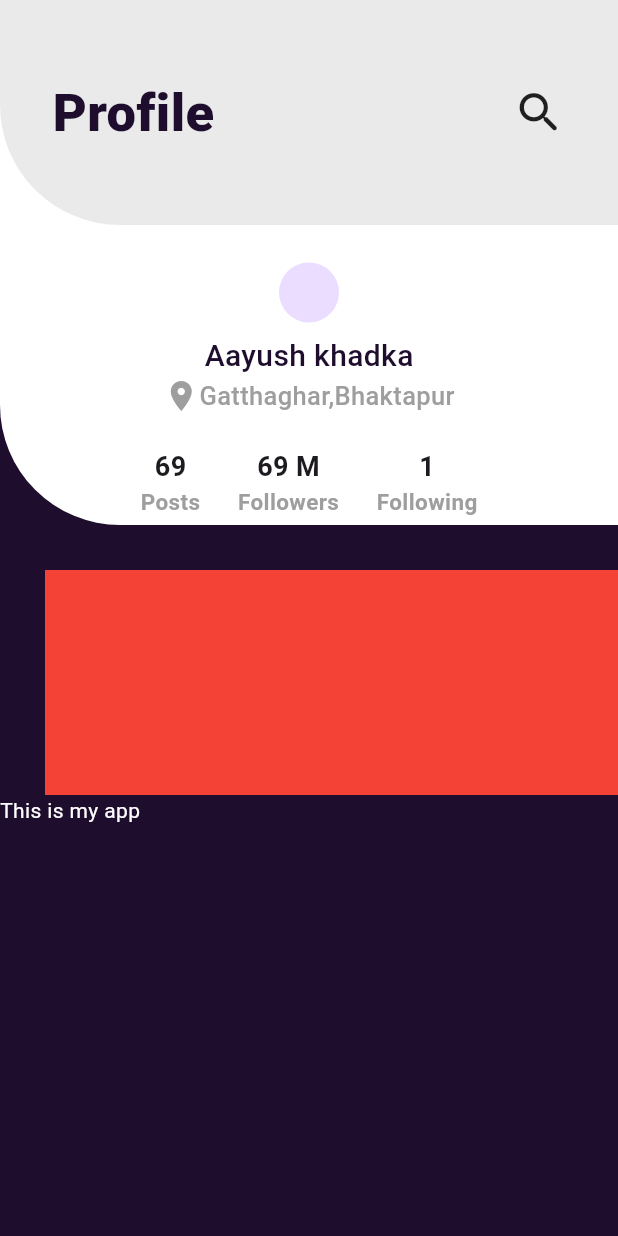
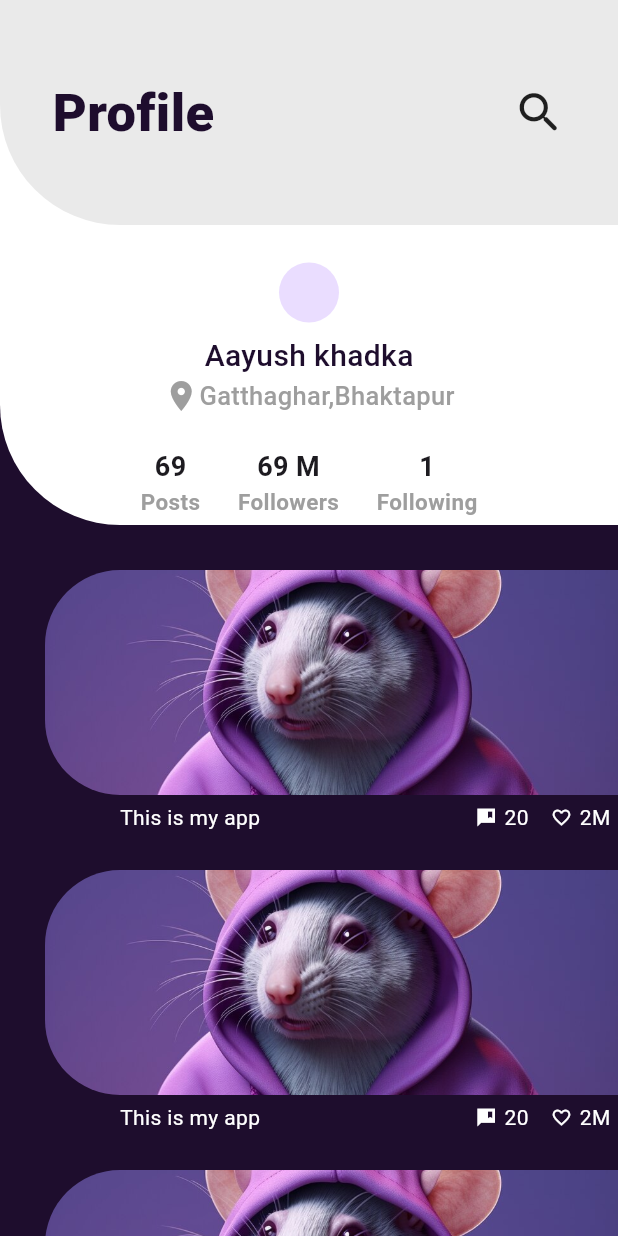
Before and after one commit to Aayush-khadka-1/social_media_UI, a Flutter app: the screen it shows after launch, on a phone screen of 412 x 824 dp. Run offline on Flutter 3.47's test engine with Material 3 defaults, Android fonts, the phone set to English and light mode, and no system bars.

Commit message:
made changes in UI

```diff
--- a/lib/posts.dart
+++ b/lib/posts.dart
@@ -1,34 +1,18 @@
 import 'package:flutter/material.dart';
+import 'package:ui_1/singlePost.dart';
 import 'myStyle.dart';
 
 class MyPosts extends StatelessWidget {
-
-
   @override
   Widget build(BuildContext context) {
     return Padding(
       padding: const EdgeInsets.only(top: 380),
       child: Column(
         children: [
-          Column(
-            children: [
-              Container(
-                margin: EdgeInsets.only(left: 30),
-                height: 150,
-                width: double.infinity,
-                color: Colors.red,
-              ),
-              Row(
-                children: [
-                  Text(
-                      'This is my app',
-                  style: titleText5),
-                ],
-              ),
-            ],
-          )
+          Singlepost(),
+          Singlepost(),
+          Singlepost(),
         ],
-
       ),
     );
   }
--- a/lib/profile.dart
+++ b/lib/profile.dart
@@ -56,7 +56,6 @@ class Profile extends StatelessWidget {
                 children: [
                   Text('1',style: titleText3),
                   Text('Following',style: titleText4),
-
                 ],
               ),
             ],
--- /dev/null
+++ b/lib/singlePost.dart
@@ -0,0 +1,70 @@
+import 'package:flutter/material.dart';
+import 'myStyle.dart';
+
+class Singlepost extends StatelessWidget {
+  @override
+  Widget build(BuildContext context) {
+    return Column(
+      children: [
+        Column(
+          children: [
+            Container(
+              decoration: BoxDecoration(
+                  borderRadius: BorderRadius.only(
+                      bottomLeft: Radius.circular(50),
+                      topLeft: Radius.circular(50))),
+              margin: EdgeInsets.only(left: 30),
+              height: 150,
+              width: double.infinity,
+              child: ClipRRect(
+                borderRadius: BorderRadius.only(
+                    bottomLeft: Radius.circular(50),
+                    topLeft: Radius.circular(50)),
+                child: Image.asset(
+                  'assets/img.jpg',
+                  fit: BoxFit.cover,
+                ),
+              ),
+            ),
+            SizedBox(height: 5),
+            Container(
+              margin: EdgeInsets.only(left: 80, right: 5, bottom: 25),
+              child: Row(
+                mainAxisAlignment: MainAxisAlignment.spaceBetween,
+                children: [
+                  Text('This is my app', style: titleText5),
+                  SizedBox(width: 50),
+                  Row(
+                    children: [
+                      Icon(
+                        Icons.comment_bank_sharp,
+                        size: 14,
+                        color: Colors.white,
+                      ),
+                      SizedBox(width: 5),
+                      Text(
+                        '20',
+                        style: titleText5,
+                      ),
+                      SizedBox(width: 15),
+                      Icon(
+                        Icons.favorite_border_outlined,
+                        size: 14,
+                        color: Colors.white,
+                      ),
+                      SizedBox(width: 5),
+                      Text(
+                        '2M',
+                        style: titleText5,
+                      ),
+                    ],
+                  )
+                ],
+              ),
+            ),
+          ],
+        )
+      ],
+    );
+  }
+}
```
